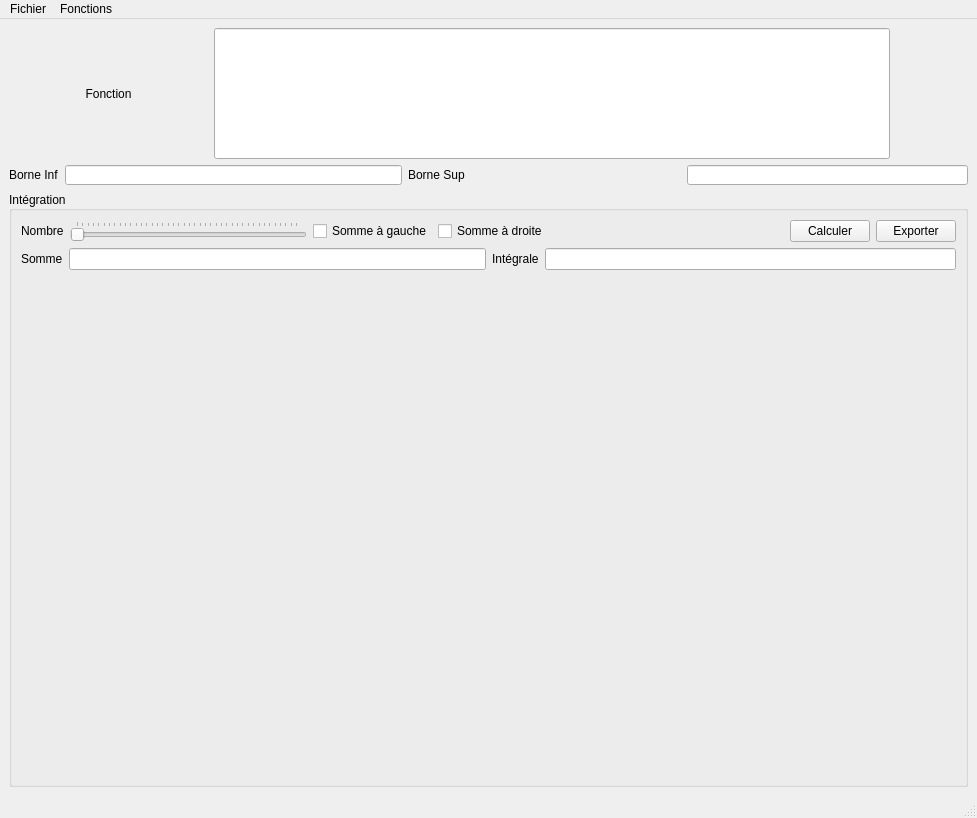
This is ui/fenêtre_principale.ui in SimonCooper235/TP2-Session-3 as Qt 5 draws it before an edit. The edited form follows.
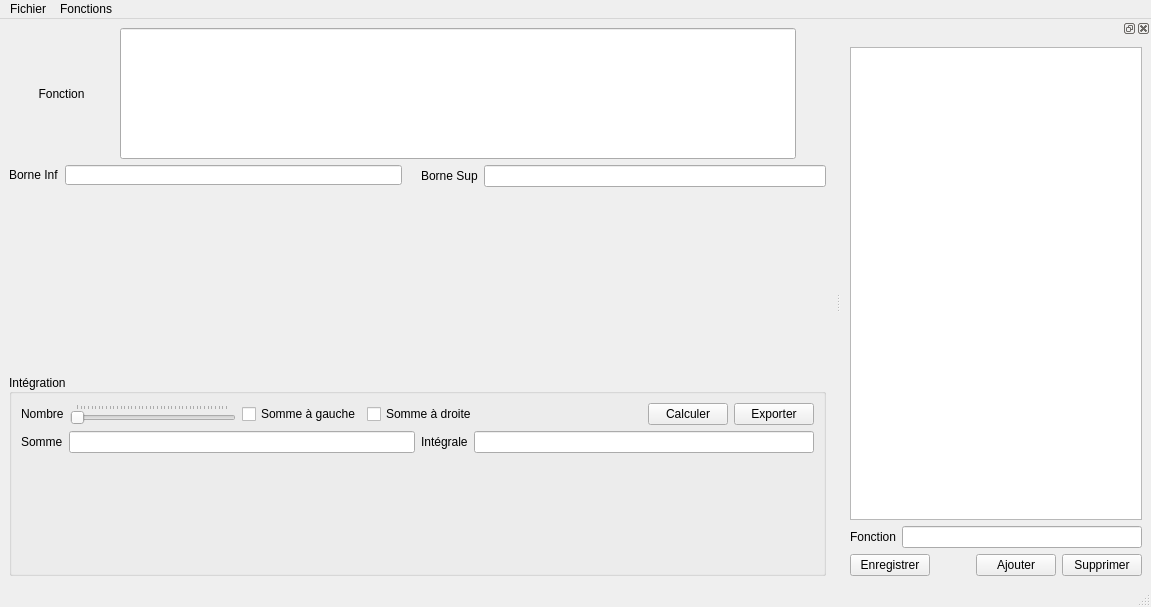
This is the edited form.

Commit message: ajouter DockWidget et commencer modele_liste_fonctions.py

Patch:
```diff
--- a/ui/fenêtre_principale.ui
+++ b/ui/fenêtre_principale.ui
@@ -6,13 +6,16 @@
    <rect>
     <x>0</x>
     <y>0</y>
-    <width>977</width>
-    <height>818</height>
+    <width>1151</width>
+    <height>607</height>
    </rect>
   </property>
   <property name="windowTitle">
    <string>Intégration avec somme de Riemann</string>
   </property>
+  <property name="dockNestingEnabled">
+   <bool>false</bool>
+  </property>
   <widget class="QWidget" name="centralwidget">
    <layout class="QVBoxLayout" name="verticalLayout_3">
     <item>
@@ -69,13 +72,15 @@
        <enum>QLayout::SetMaximumSize</enum>
       </property>
       <item>
+       <layout class="QFormLayout" name="formLayout_4">
+        <item row="0" column="0">
        <widget class="QLabel" name="label_2">
         <property name="text">
          <string>Borne Inf</string>
         </property>
        </widget>
       </item>
-      <item>
+        <item row="0" column="1">
        <widget class="QLineEdit" name="borneInfLineEdit">
         <property name="maximumSize">
          <size>
@@ -88,24 +93,19 @@
         </property>
        </widget>
       </item>
+       </layout>
+      </item>
       <item>
-       <layout class="QHBoxLayout" name="horizontalLayout_2">
-        <item>
+       <layout class="QFormLayout" name="formLayout_5">
+        <item row="0" column="0">
          <widget class="QLabel" name="label_3">
           <property name="text">
            <string>Borne Sup</string>
           </property>
          </widget>
         </item>
-        <item>
-         <widget class="QLineEdit" name="borneSupLineEdit">
-          <property name="maximumSize">
-           <size>
-            <width>281</width>
-            <height>20</height>
-           </size>
-          </property>
-         </widget>
+        <item row="0" column="1">
+         <widget class="QLineEdit" name="borneSupLineEdit"/>
         </item>
        </layout>
       </item>
@@ -269,7 +269,7 @@
     <rect>
      <x>0</x>
      <y>0</y>
-     <width>977</width>
+     <width>1151</width>
      <height>21</height>
     </rect>
    </property>
@@ -290,6 +290,80 @@
    <addaction name="menuFonctions"/>
   </widget>
   <widget class="QStatusBar" name="statusbar"/>
+  <widget class="QDockWidget" name="fonctionDockWidget">
+   <property name="floating">
+    <bool>true</bool>
+   </property>
+   <property name="allowedAreas">
+    <set>Qt::LeftDockWidgetArea|Qt::RightDockWidgetArea</set>
+   </property>
+   <attribute name="dockWidgetArea">
+    <number>2</number>
+   </attribute>
+   <widget class="QWidget" name="dockWidgetContents_2">
+    <layout class="QVBoxLayout" name="verticalLayout_5">
+     <item>
+      <layout class="QVBoxLayout" name="verticalLayout_4">
+       <item>
+        <widget class="QListView" name="fonctionListView"/>
+       </item>
+       <item>
+        <layout class="QFormLayout" name="formLayout">
+         <item row="0" column="0">
+          <widget class="QLabel" name="label_5">
+           <property name="text">
+            <string>Fonction</string>
+           </property>
+          </widget>
+         </item>
+         <item row="0" column="1">
+          <widget class="QLineEdit" name="fonctionLineEdit_2"/>
+         </item>
+        </layout>
+       </item>
+       <item>
+        <layout class="QHBoxLayout" name="horizontalLayout_6">
+         <item>
+          <widget class="QPushButton" name="enregistrerPushButton">
+           <property name="text">
+            <string>Enregistrer</string>
+           </property>
+          </widget>
+         </item>
+         <item>
+          <spacer name="horizontalSpacer_2">
+           <property name="orientation">
+            <enum>Qt::Horizontal</enum>
+           </property>
+           <property name="sizeHint" stdset="0">
+            <size>
+             <width>40</width>
+             <height>20</height>
+            </size>
+           </property>
+          </spacer>
+         </item>
+         <item>
+          <widget class="QPushButton" name="ajouterPushButton">
+           <property name="text">
+            <string>Ajouter</string>
+           </property>
+          </widget>
+         </item>
+         <item>
+          <widget class="QPushButton" name="supprimerPushButton">
+           <property name="text">
+            <string>Supprimer</string>
+           </property>
+          </widget>
+         </item>
+        </layout>
+       </item>
+      </layout>
+     </item>
+    </layout>
+   </widget>
+  </widget>
   <action name="actionCouleur">
    <property name="text">
     <string>Couleur</string>
```
Lines whose indentation alone changed are shown as unchanged. The commit also changes 5 other files.
